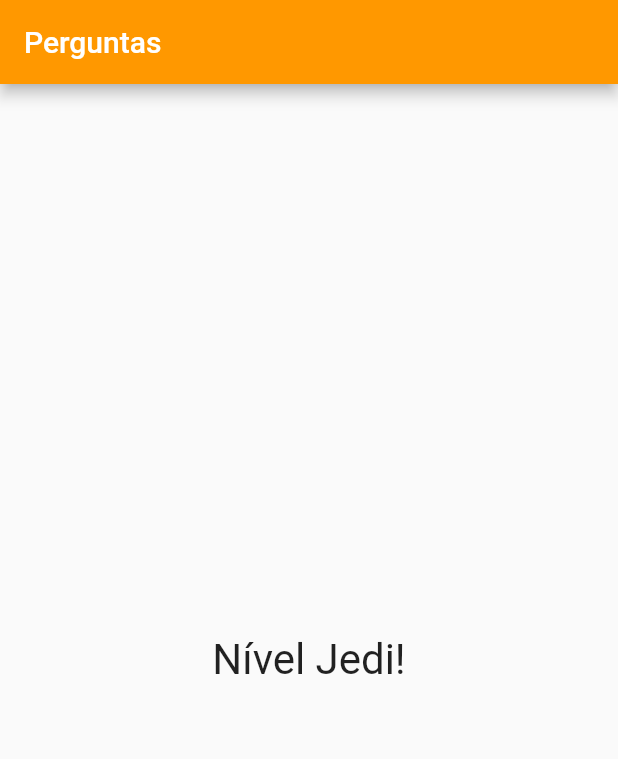
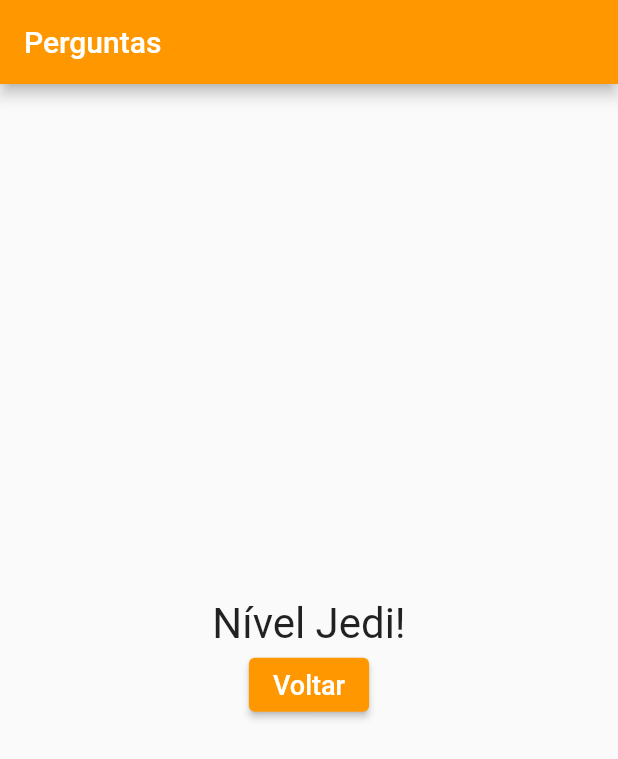
Before and after one commit to enilsonfilho/question-app, a Flutter app: the screen it shows after launch, after a tap on "Preto", after a tap on "Cobra", after a tap on "Leo", on a phone screen of 412 x 824 dp. Shown: the top 759 px of the screen. Run offline on Flutter 3.47's test engine with Material 2 defaults, Android fonts, the phone set to English and light mode, and no system bars.

Commit message:
feat: button return home

```diff
--- a/lib/main.dart
+++ b/lib/main.dart
@@ -72,7 +72,7 @@ class _PerguntaAppState extends State<PerguntaApp> {
             perguntaSelecionada: _perguntaSelecionada,
             quandoResponder: _responder
             )
-          : Resultado(_pontuacaoTotal),
+          : Resultado(_pontuacaoTotal, _reiniciarQuestionario),
       )
     );
   }
--- a/lib/resultado.dart
+++ b/lib/resultado.dart
@@ -1,10 +1,10 @@
 import 'package:flutter/material.dart';
 
 class Resultado extends StatelessWidget {
+  final int pontuacao;
+  final void Function() quandoReiniciarQuestionario;
 
-  final int pontuacao;
-
-  Resultado(this.pontuacao);
+  Resultado(this.pontuacao, this.quandoReiniciarQuestionario);
 
   String get fraseResultado {
     if (pontuacao < 8) {
@@ -20,11 +20,29 @@ class Resultado extends StatelessWidget {
 
   @override
   Widget build(BuildContext context) {
-    return Center(
-      child: Text(
-        fraseResultado,
-        style: TextStyle(fontSize: 28),
-      ),
+    return Column(
+      mainAxisAlignment: MainAxisAlignment.center,
+      children: [
+        Center(
+          child: Text(
+            fraseResultado,
+            style: TextStyle(fontSize: 28),
+          ),
+        ),
+        ElevatedButton(
+          child: Text(
+            'Voltar',
+            style: TextStyle(
+              fontSize: 18,
+            ),
+          ),
+          style: ElevatedButton.styleFrom(
+            foregroundColor: Colors.white,
+            backgroundColor: Colors.orange,
+          ),
+          onPressed: quandoReiniciarQuestionario,
+        )
+      ],
     );
   }
 }
```
